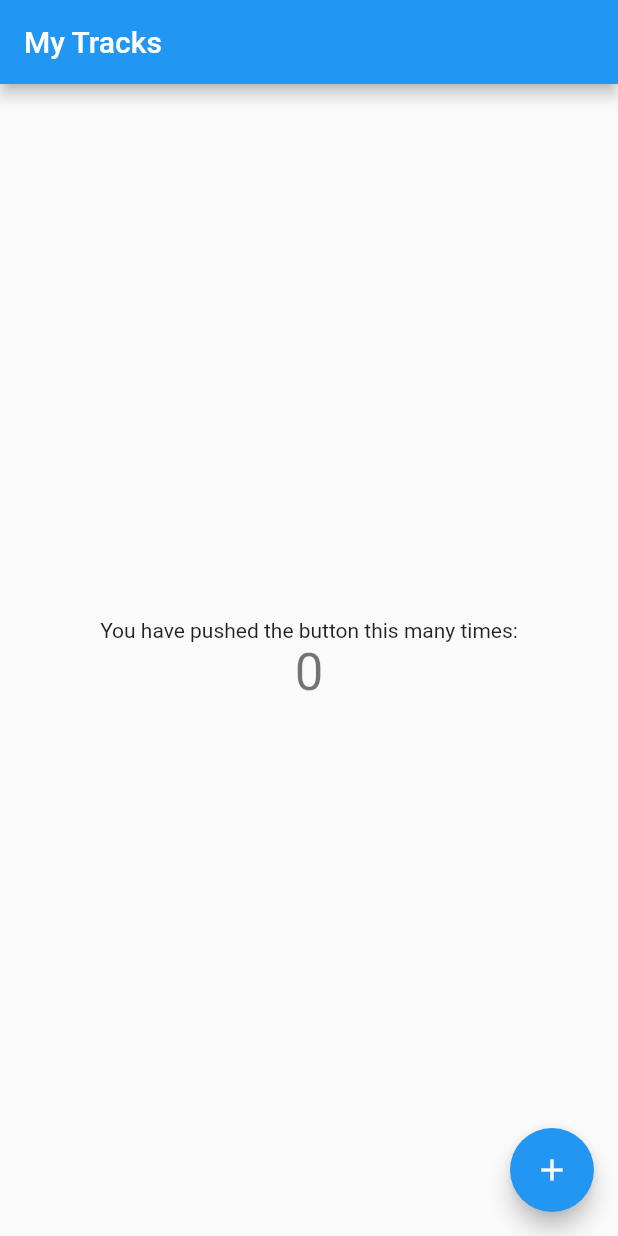
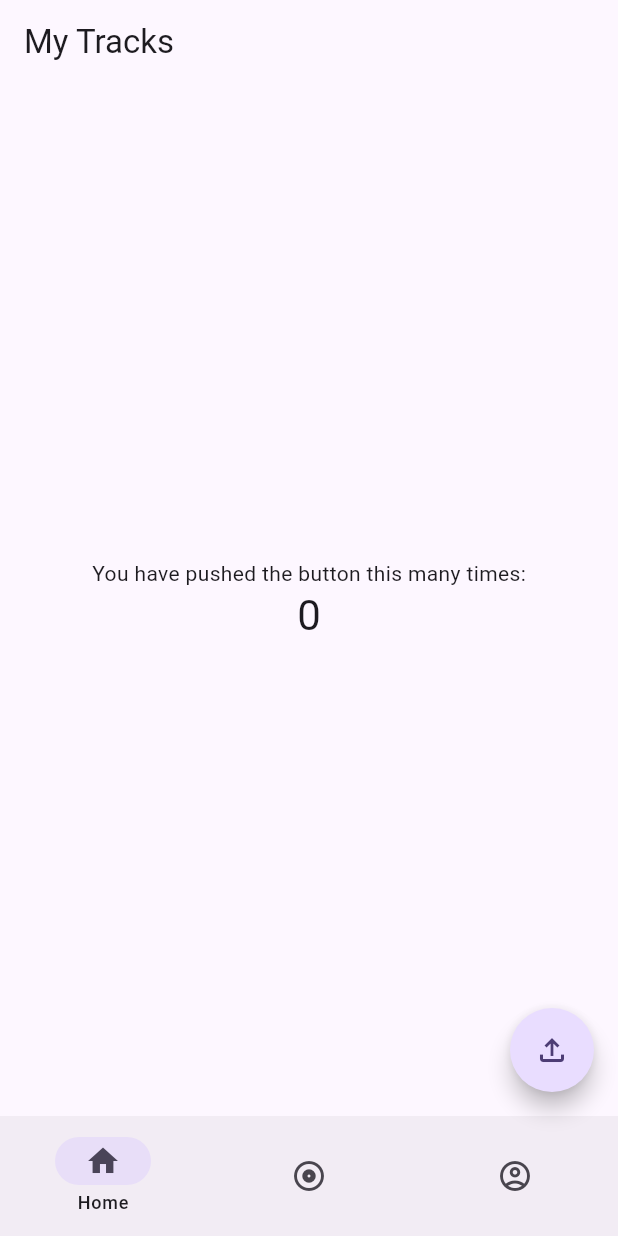
Before and after one commit to and-rose/audinote-mobile, a Flutter app: the screen it shows after launch, on a phone screen of 412 x 824 dp. Run offline on Flutter 3.47's test engine with Material 2 defaults, Android fonts, the phone set to English and light mode, and no system bars; our stand-ins replace font_awesome_flutter.

Commit message:
Added FontAwesome package Added Bottom Navigation

```diff
--- a/lib/main.dart
+++ b/lib/main.dart
@@ -1,4 +1,5 @@
 import 'package:flutter/material.dart';
+import 'package:font_awesome_flutter/font_awesome_flutter.dart';
 
 void main() {
   runApp(const MyApp());
@@ -7,22 +8,13 @@ void main() {
 class MyApp extends StatelessWidget {
   const MyApp({super.key});
 
-  // This widget is the root of your application.
   @override
   Widget build(BuildContext context) {
     return MaterialApp(
       title: 'Audinote',
       theme: ThemeData(
-        // This is the theme of your application.
-        //
-        // Try running your application with "flutter run". You'll see the
-        // application has a blue toolbar. Then, without quitting the app, try
-        // changing the primarySwatch below to Colors.green and then invoke
-        // "hot reload" (press "r" in the console where you ran "flutter run",
-        // or simply save your changes to "hot reload" in a Flutter IDE).
-        // Notice that the counter didn't reset back to zero; the application
-        // is not restarted.
-        primarySwatch: Colors.blue,
+        useMaterial3: true,
+        colorSchemeSeed: const Color(0xff6750a4),
       ),
       home: const MyHomePage(title: 'My Tracks'),
     );
@@ -32,15 +24,6 @@ class MyApp extends StatelessWidget {
 class MyHomePage extends StatefulWidget {
   const MyHomePage({super.key, required this.title});
 
-  // This widget is the home page of your application. It is stateful, meaning
-  // that it has a State object (defined below) that contains fields that affect
-  // how it looks.
-
-  // This class is the configuration for the state. It holds the values (in this
-  // case the title) provided by the parent (in this case the App widget) and
-  // used by the build method of the State. Fields in a Widget subclass are
-  // always marked "final".
-
   final String title;
 
   @override
@@ -49,50 +32,28 @@ class MyHomePage extends StatefulWidget {
 
 class _MyHomePageState extends State<MyHomePage> {
   int _counter = 0;
+  int currentPageIndex = 0;
 
   void _incrementCounter() {
     setState(() {
-      // This call to setState tells the Flutter framework that something has
-      // changed in this State, which causes it to rerun the build method below
-      // so that the display can reflect the updated values. If we changed
-      // _counter without calling setState(), then the build method would not be
-      // called again, and so nothing would appear to happen.
       _counter++;
+    });
+  }
+
+  void _onItemTapped(int index) {
+    setState(() {
+      currentPageIndex = index;
     });
   }
 
   @override
   Widget build(BuildContext context) {
-    // This method is rerun every time setState is called, for instance as done
-    // by the _incrementCounter method above.
-    //
-    // The Flutter framework has been optimized to make rerunning build methods
-    // fast, so that you can just rebuild anything that needs updating rather
-    // than having to individually change instances of widgets.
     return Scaffold(
       appBar: AppBar(
-        // Here we take the value from the MyHomePage object that was created by
-        // the App.build method, and use it to set our appbar title.
         title: Text(widget.title),
       ),
       body: Center(
-        // Center is a layout widget. It takes a single child and positions it
-        // in the middle of the parent.
         child: Column(
-          // Column is also a layout widget. It takes a list of children and
-          // arranges them vertically. By default, it sizes itself to fit its
-          // children horizontally, and tries to be as tall as its parent.
-          //
-          // Invoke "debug painting" (press "p" in the console, choose the
-          // "Toggle Debug Paint" action from the Flutter Inspector in Android
-          // Studio, or the "Toggle Debug Paint" command in Visual Studio Code)
-          // to see the wireframe for each widget.
-          //
-          // Column has various properties to control how it sizes itself and
-          // how it positions its children. Here we use mainAxisAlignment to
-          // center the children vertically; the main axis here is the vertical
-          // axis because Columns are vertical (the cross axis would be
-          // horizontal).
           mainAxisAlignment: MainAxisAlignment.center,
           children: <Widget>[
             const Text(
@@ -105,11 +66,40 @@ class _MyHomePageState extends State<MyHomePage> {
           ],
         ),
       ),
+      bottomNavigationBar: NavigationBar(
+        onDestinationSelected: (int index) {
+          setState(() {
+            currentPageIndex = index;
+          });
+        },
+        labelBehavior: NavigationDestinationLabelBehavior.onlyShowSelected,
+        selectedIndex: currentPageIndex,
+        destinations: const <Widget>[
+          NavigationDestination(
+            selectedIcon: Icon(Icons.home),
+            icon: Icon(Icons.home_outlined),
+            label: 'Home',
+          ),
+          NavigationDestination(
+            selectedIcon: Icon(Icons.album),
+            icon: Icon(Icons.album_outlined),
+            label: 'Tracks',
+          ),
+          NavigationDestination(
+            selectedIcon: Icon(Icons.account_circle),
+            icon: Icon(Icons.account_circle_outlined),
+            label: 'Profile',
+          ),
+        ],
+      ),
       floatingActionButton: FloatingActionButton(
         onPressed: _incrementCounter,
         tooltip: 'Increment',
-        child: const Icon(Icons.add),
-      ), // This trailing comma makes auto-formatting nicer for build methods.
+        shape: const CircleBorder(),
+        child: const Icon(
+          Icons.file_upload_outlined,
+        ),
+      ),
     );
   }
 }
--- a/pubspec.yaml
+++ b/pubspec.yaml
@@ -36,6 +36,7 @@ dependencies:
   # The following adds the Cupertino Icons font to your application.
   # Use with the CupertinoIcons class for iOS style icons.
   cupertino_icons: ^1.0.2
+  font_awesome_flutter: ^10.2.1
 
 dev_dependencies:
   flutter_test:
```
Also changed, not shown: pubspec.lock.
